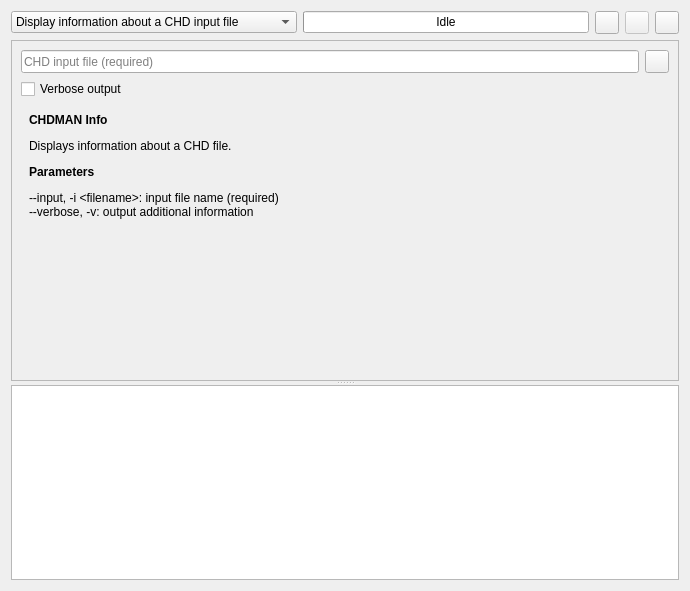
This is tools/qchdman/projectwidget.ui in qmc2/qmc2-mame-fe as Qt 5 draws it before an edit. The edited form follows.
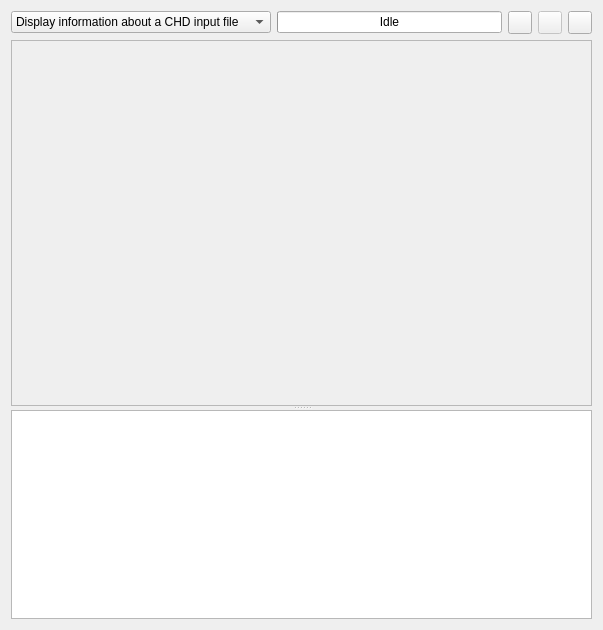
This is the edited form. The open tabs and pages were chosen to show the change. Icons and pictures are not drawn.

Commit message: wip: qchdman: added empty frameworks for DumpMeta, AddMeta and DelMeta

Diff of the .ui file:
```diff
--- a/tools/qchdman/projectwidget.ui
+++ b/tools/qchdman/projectwidget.ui
@@ -6,8 +6,8 @@
    <rect>
     <x>0</x>
     <y>0</y>
-    <width>690</width>
-    <height>591</height>
+    <width>603</width>
+    <height>630</height>
    </rect>
   </property>
   <layout class="QGridLayout" name="gridLayout">
@@ -234,7 +234,7 @@
         <rect>
          <x>0</x>
          <y>0</y>
-         <width>676</width>
+         <width>589</width>
          <height>572</height>
         </rect>
        </property>
@@ -2137,6 +2137,9 @@
           </widget>
           <widget class="QWidget" name="pageExtractCD"/>
           <widget class="QWidget" name="pageExtractLD"/>
+          <widget class="QWidget" name="pageDumpMeta"/>
+          <widget class="QWidget" name="pageAddMeta"/>
+          <widget class="QWidget" name="pageDelMeta"/>
          </widget>
         </item>
        </layout>
```
Left out of the diff: 27 changed lines with no effect on the pictures. The commit also changes 20 other files.
